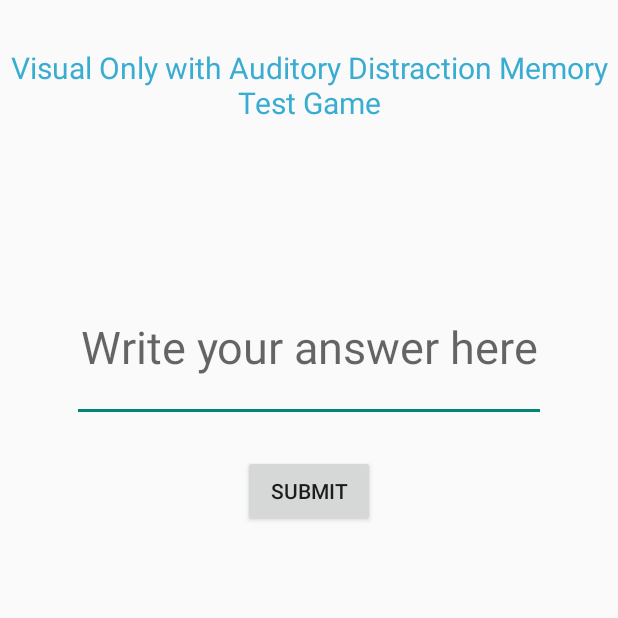
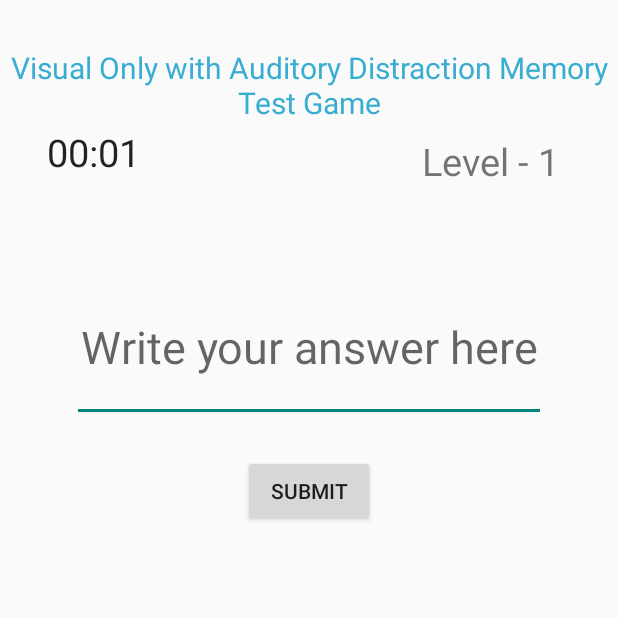
Before and after one commit to knkbga/IIT-Project, an Android app: the VisualOnlyWithDistraction screen opened directly, with no data from a screen before it, on a phone screen of 412 x 824 dp, the top half of it. Run offline under Robolectric (Android 15) with nearby library versions, the phone set to English and light mode, and no system bars; 5 statements that could not run were skipped.

Commit message:
level++ removed when wrong answer given and is last level

```diff
--- a/app/src/main/java/comprehensive/VisualOnlyWithDistraction.java
+++ b/app/src/main/java/comprehensive/VisualOnlyWithDistraction.java
@@ -427,9 +427,8 @@ public class VisualOnlyWithDistraction extends AppCompatActivity {
                 }
                 else
                 {
-                    level++;
                     outputTextView.setText("You have lost all your lives."+"\n"+"Restarting your game...");
-                    levelLabel.setText(level+"");
+                    levelLabel.setText("Level - "+(level-5));
                     myGameLoop(level);
                 }
             }
--- a/app/src/main/res/layout/activity_log_in.xml
+++ b/app/src/main/res/layout/activity_log_in.xml
@@ -34,10 +34,10 @@
         android:layout_height="wrap_content"
         android:text="Log In"
         android:id="@+id/LogIn"
-        android:layout_marginTop="32dp"
+        android:layout_marginTop="17dp"
         android:layout_below="@+id/testing"
-        android:layout_alignParentRight="true"
-        android:layout_alignParentEnd="true" />
+        android:layout_alignParentLeft="true"
+        android:layout_alignParentStart="true" />
 
     <TextView
         android:layout_width="wrap_content"
--- a/app/src/main/res/layout/activity_visual_only_with_distraction.xml
+++ b/app/src/main/res/layout/activity_visual_only_with_distraction.xml
@@ -58,6 +58,32 @@
             android:layout_marginTop="22dp"
             android:layout_below="@+id/visual_only_input"
             android:layout_centerHorizontal="true" />
+
     </RelativeLayout>
 
+    <Chronometer
+        android:textSize="25dp"
+        android:visibility="visible"
+        android:id="@+id/timer"
+        android:layout_width="wrap_content"
+        android:layout_height="wrap_content"
+        android:layout_alignParentLeft="true"
+        android:layout_alignParentStart="true"
+        android:layout_alignParentTop="true"
+        android:layout_marginLeft="31dp"
+        android:layout_marginStart="31dp"
+        android:layout_marginTop="84dp" />
+    <TextView
+        android:textSize="25dp"
+        android:id="@+id/levelIndicator"
+        android:layout_width="wrap_content"
+        android:layout_height="wrap_content"
+        android:layout_alignParentEnd="true"
+        android:layout_alignParentRight="true"
+        android:layout_below="@+id/textView"
+        android:layout_marginEnd="39dp"
+        android:layout_marginRight="39dp"
+        android:layout_marginTop="90dp"
+        android:text="debug" />
+
 </RelativeLayout>
```
Also changed, not shown: app/src/main/java/comprehensive/VisualAndAuditoryPage.java (+2 -11 lines).
